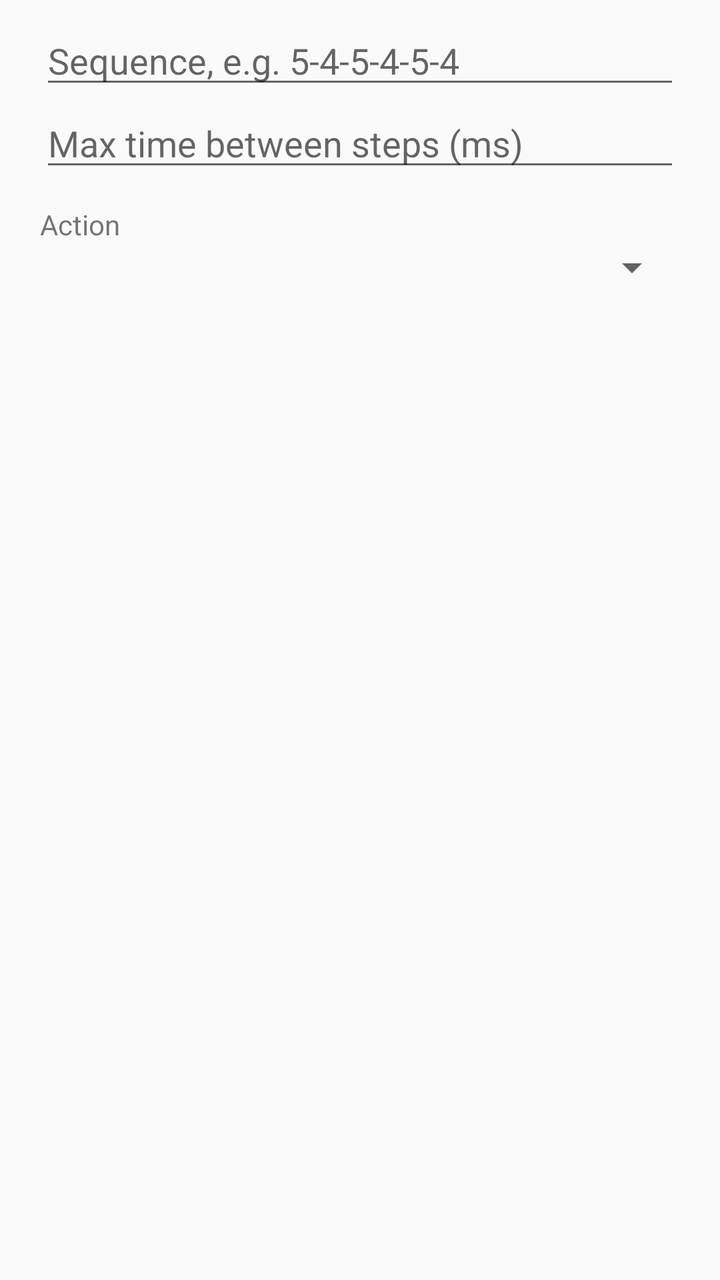
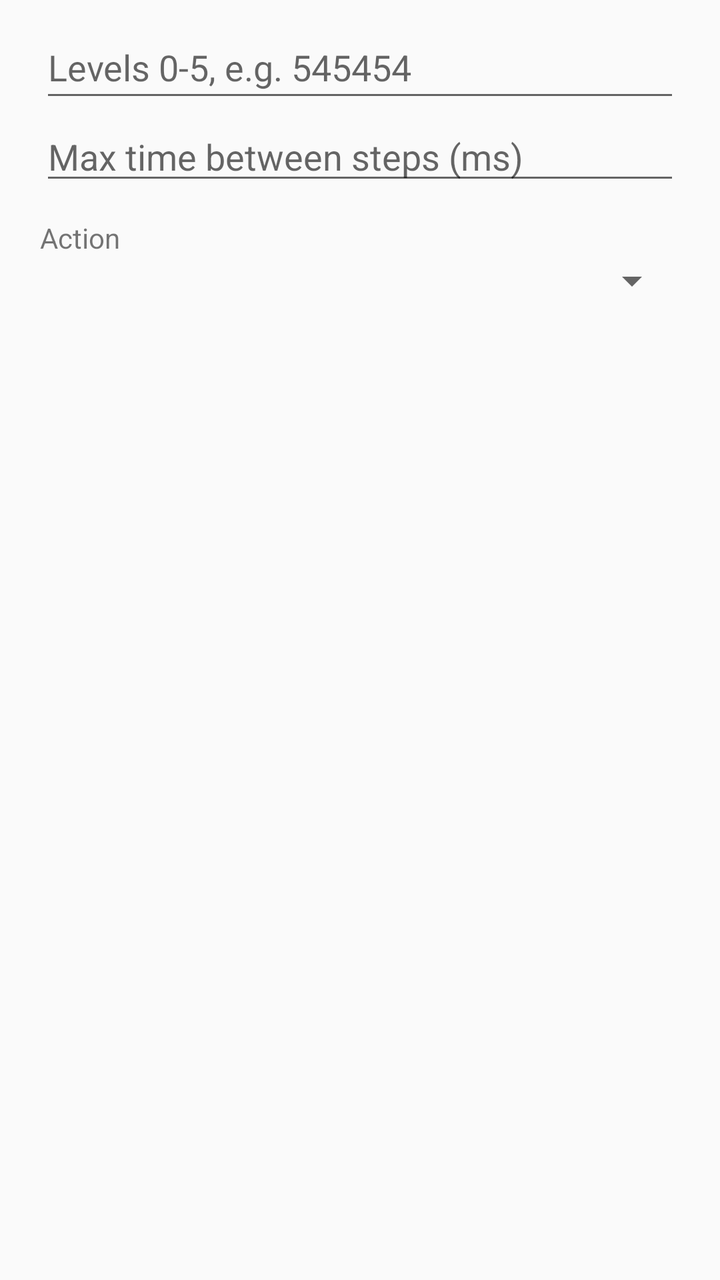

Screens rendered from an Android XML layout before and after an edit, with the pre-edit source and the edit as a unified diff.
<!-- AndroidManifest.xml: application theme Theme.AppCompat.DayNight.NoActionBar -->
<!-- res/layout/dialog_knock.xml -->
<?xml version="1.0" encoding="utf-8"?>
<LinearLayout xmlns:android="http://schemas.android.com/apk/res/android"
    android:orientation="vertical"
    android:layout_width="match_parent"
    android:layout_height="wrap_content"
    android:paddingStart="20dp"
    android:paddingEnd="20dp"
    android:paddingTop="8dp">

    <EditText
        android:id="@+id/knockSequenceInput"
        android:layout_width="match_parent"
        android:layout_height="wrap_content"
        android:hint="@string/knock_sequence_hint"
        android:inputType="text"
        android:singleLine="true" />
    <EditText
        android:id="@+id/knockGapInput"
        android:layout_width="match_parent"
        android:layout_height="wrap_content"
        android:hint="@string/knock_gap_hint"
        android:inputType="number"
        android:singleLine="true" />
    <TextView
        android:layout_width="wrap_content"
        android:layout_height="wrap_content"
        android:paddingTop="12dp"
        android:text="@string/knock_action_label" />
    <Spinner
        android:id="@+id/knockActionSpinner"
        android:layout_width="match_parent"
        android:layout_height="wrap_content" />
    <EditText
        android:id="@+id/knockParamInput"
        android:layout_width="match_parent"
        android:layout_height="wrap_content"
        android:visibility="gone"
        android:inputType="text"
        android:singleLine="true" />
</LinearLayout>
<!-- resources referenced by this layout -->
<resources>
  <string name="knock_action_label">Action</string>
  <string name="knock_gap_hint">Max time between steps (ms)</string>
  <string name="knock_sequence_hint">Sequence, e.g. 5-4-5-4-5-4</string>
</resources>

<!-- the commit's change to res/layout/dialog_knock.xml (unified diff, before → after) -->
@@ -12,7 +12,9 @@
         android:layout_width="match_parent"
         android:layout_height="wrap_content"
         android:hint="@string/knock_sequence_hint"
-        android:inputType="text"
+        android:importantForAutofill="no"
+        android:inputType="number"
+        android:minHeight="48dp"
         android:singleLine="true" />
     <EditText
         android:id="@+id/knockGapInput"
<!-- resource entries referenced after the edit -->
@@ -2,6 +2,6 @@
 <resources>
   <string name="knock_action_label">Action</string>
   <string name="knock_gap_hint">Max time between steps (ms)</string>
-  <string name="knock_sequence_hint">Sequence, e.g. 5-4-5-4-5-4</string>
+  <string name="knock_sequence_hint">Levels 0-5, e.g. 545454</string>
 </resources>
 
